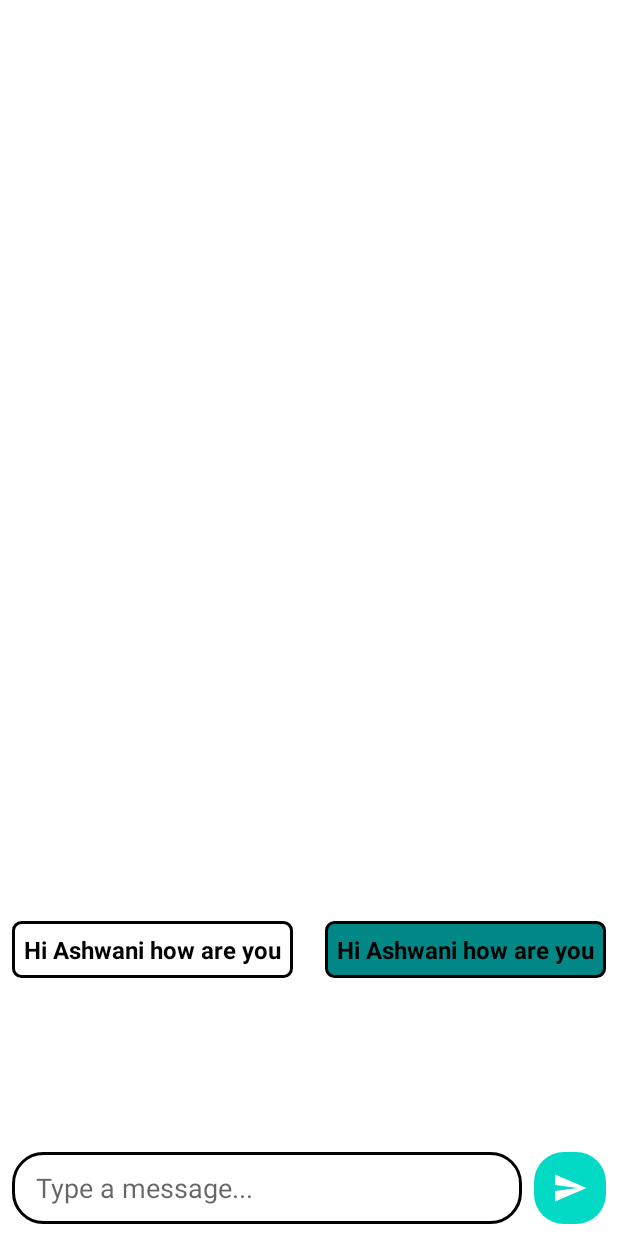
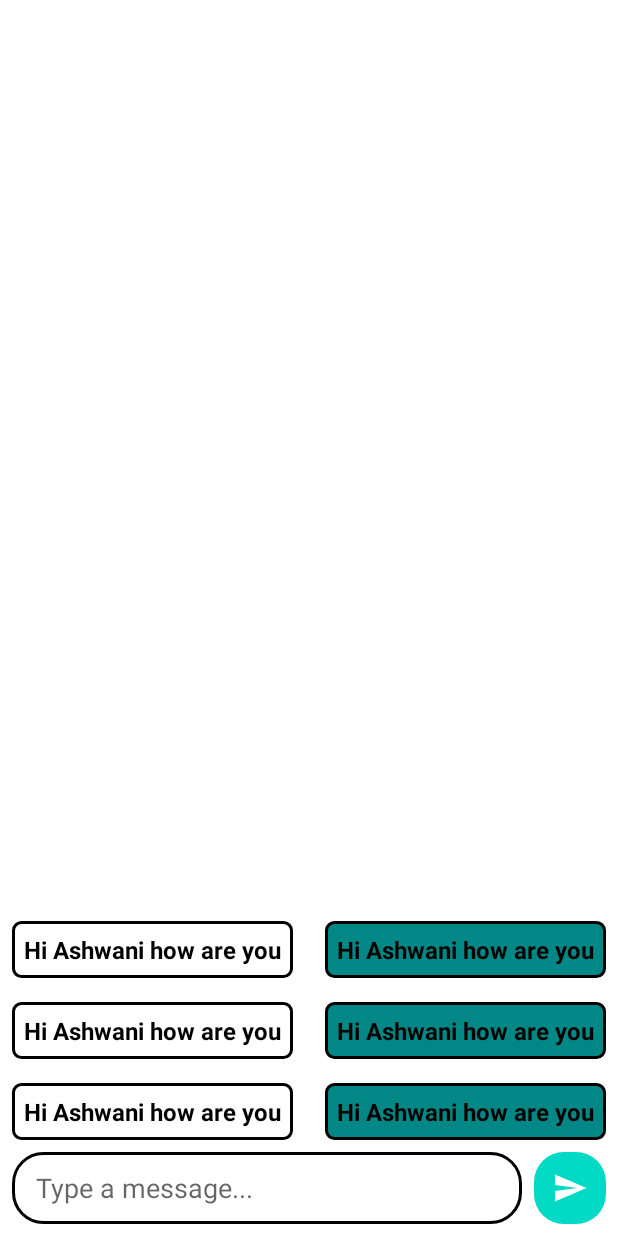
Before and after one commit to ashwani205/firebase-chat, an Android app: the layout activity_chat.xml on its own in the app's theme, with its tools: preview values and no code run, on a phone screen of 412 x 824 dp. Run offline under Robolectric (Android 15) with nearby library versions, the phone set to English and light mode, and no system bars.

Commit message:
fixed chat bottom scrollview issue

```diff
--- a/app/src/main/java/com/example/firebaseproject/MainActivity.kt
+++ b/app/src/main/java/com/example/firebaseproject/MainActivity.kt
@@ -25,11 +25,13 @@ class MainActivity : AppCompatActivity() {
         super.onCreate(savedInstanceState)
         binding = ActivityMainBinding.inflate(layoutInflater)
         setContentView(binding.root)
-       binding.apply {
+        startActivity(Intent(this@MainActivity,ActiveChatListActivity::class.java))
+
+        binding.apply {
            toggle = ActionBarDrawerToggle(this@MainActivity,drawerLayout,R.string.open,R.string.close)
            drawerLayout.addDrawerListener(toggle)
            toggle.syncState()
-
+           supportActionBar?.title="Chat App"
            supportActionBar?.setDisplayHomeAsUpEnabled(true)
 
            navView.setNavigationItemSelectedListener {
--- a/app/src/main/res/layout/activity_chat.xml
+++ b/app/src/main/res/layout/activity_chat.xml
@@ -7,21 +7,23 @@
     tools:context=".chat.view.ChatActivity">
 
     <androidx.core.widget.NestedScrollView
+        android:id="@+id/nested_scroll"
         android:layout_width="match_parent"
         android:layout_height="wrap_content"
-        app:layout_constraintStart_toStartOf="parent"
-        app:layout_constraintBottom_toTopOf="@id/send_message_layout">
+        android:paddingTop="?attr/actionBarSize"
+        android:fillViewport="true"
+        app:layout_constraintBottom_toTopOf="@id/send_message_layout"
+        app:layout_constraintStart_toStartOf="parent">
 
-        <androidx.appcompat.widget.LinearLayoutCompat
+        <androidx.recyclerview.widget.RecyclerView
+            android:id="@+id/message_rv"
             android:layout_width="match_parent"
-            android:layout_height="match_parent">
-
-            <androidx.recyclerview.widget.RecyclerView
-                android:id="@+id/message_rv"
-                android:layout_width="match_parent"
-                android:layout_height="match_parent"
-                tools:listitem="@layout/item_message" />
-        </androidx.appcompat.widget.LinearLayoutCompat>
+            android:layout_height="match_parent"
+            android:nestedScrollingEnabled="true"
+            app:layoutManager="androidx.recyclerview.widget.LinearLayoutManager"
+            app:layout_behavior="@string/appbar_scrolling_view_behavior"
+            app:layout_constraintBottom_toTopOf="@id/send_message_layout"
+            tools:listitem="@layout/item_message" />
     </androidx.core.widget.NestedScrollView>
 
     <androidx.constraintlayout.widget.ConstraintLayout
@@ -39,12 +41,13 @@
             android:layout_height="0dp"
             android:layout_marginEnd="8dp"
             android:background="@drawable/message_et_shape"
-            android:hint="Type a message..."
+            android:hint="@string/type_a_message"
             android:paddingStart="16dp"
             app:layout_constraintBottom_toBottomOf="parent"
             app:layout_constraintEnd_toStartOf="@+id/send_btn"
             app:layout_constraintStart_toStartOf="parent"
-            app:layout_constraintTop_toTopOf="parent" />
+            app:layout_constraintTop_toTopOf="parent"
+            tools:ignore="RtlSymmetry" />
 
         <androidx.constraintlayout.utils.widget.ImageFilterButton
             android:id="@+id/send_btn"
--- a/app/src/main/res/layout/item_active_chat_user_list.xml
+++ b/app/src/main/res/layout/item_active_chat_user_list.xml
@@ -9,7 +9,7 @@
         android:layout_width="match_parent"
         android:layout_height="wrap_content"
         android:id="@+id/active_user_tv"
-        android:textSize="24sp"
+        android:textSize="20sp"
         android:layout_margin="16dp"
         android:textStyle="bold"
         tools:text = "Ashwani"/>
--- a/app/src/main/res/layout/item_message.xml
+++ b/app/src/main/res/layout/item_message.xml
@@ -1,7 +1,7 @@
 <?xml version="1.0" encoding="utf-8"?>
 <RelativeLayout xmlns:android="http://schemas.android.com/apk/res/android"
     android:layout_width="match_parent"
-    android:layout_height="match_parent"
+    android:layout_height="wrap_content"
     xmlns:tools="http://schemas.android.com/tools">
 
     <androidx.appcompat.widget.AppCompatTextView
--- a/app/src/main/res/values/strings.xml
+++ b/app/src/main/res/values/strings.xml
@@ -21,6 +21,7 @@
     <string name="hello_blank_fragment">Hello blank fragment</string>
     <string name="type_your_name_here">Type your name here</string>
     <string name="or_login_from">Or login from</string>
+    <string name="type_a_message">Type a message...</string>
 
     /*keytool -exportcert -alias androiddebugkey -keystore "C:\Users\sas\.android\debug.keystore" |
     "C:\Users\sas\Downloads\openssl-0.9.8e_X64\bin\openssl" sha1 -binary |
```
Also changed, not shown: app/src/main/java/com/example/firebaseproject/chat/view/ActiveChatListActivity.kt (+13 -0 lines), app/src/main/java/com/example/firebaseproject/chat/view/ChatActivity.kt (+32 -4 lines).
